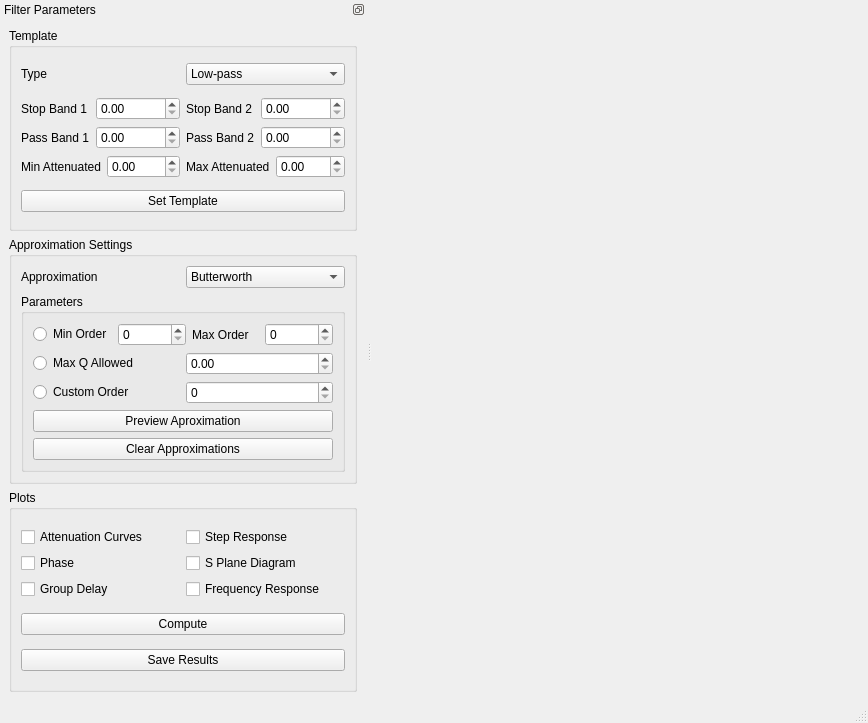
This is FilterTool/FilterTool/resources/FilterToolDesign.ui in tc-grupo-4/TP04 as Qt 5 draws it before an edit. The edited form follows.
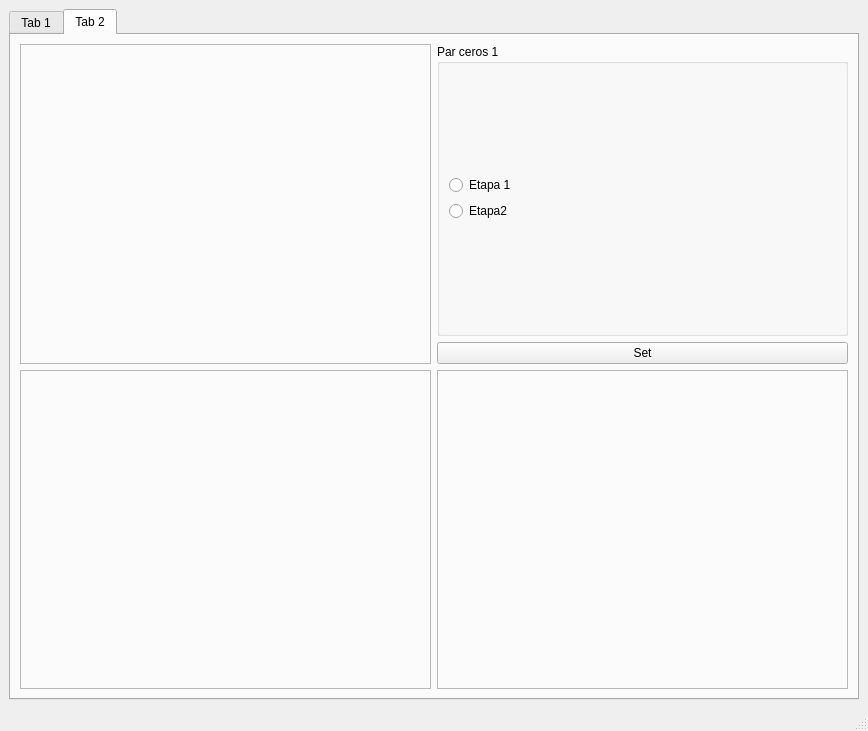
This is the edited form.

```diff
--- a/FilterTool/FilterTool/resources/FilterToolDesign.ui
+++ b/FilterTool/FilterTool/resources/FilterToolDesign.ui
@@ -25,31 +25,29 @@
   <widget class="QWidget" name="centralwidget">
    <layout class="QGridLayout" name="gridLayout_12">
     <item row="0" column="0">
-     <layout class="QVBoxLayout" name="plotsLayout"/>
-    </item>
-   </layout>
-  </widget>
-  <widget class="QMenuBar" name="menubar">
-   <property name="geometry">
-    <rect>
-     <x>0</x>
-     <y>0</y>
-     <width>868</width>
-     <height>26</height>
-    </rect>
-   </property>
-  </widget>
-  <widget class="QStatusBar" name="statusbar"/>
+     <widget class="QTabWidget" name="tabWidget">
+      <property name="currentIndex">
+       <number>1</number>
+      </property>
+      <widget class="QWidget" name="tab">
+       <attribute name="title">
+        <string>Tab 1</string>
+       </attribute>
+       <layout class="QGridLayout" name="gridLayout_2">
+        <item row="0" column="0">
   <widget class="QDockWidget" name="dockWidget">
+          <property name="maximumSize">
+           <size>
+            <width>300</width>
+            <height>524287</height>
+           </size>
+          </property>
    <property name="features">
     <set>QDockWidget::DockWidgetFloatable|QDockWidget::DockWidgetMovable</set>
    </property>
    <property name="windowTitle">
     <string>Filter Parameters</string>
    </property>
-   <attribute name="dockWidgetArea">
-    <number>1</number>
-   </attribute>
    <widget class="QWidget" name="dockWidgetContents">
     <layout class="QGridLayout" name="gridLayout_5">
      <item row="0" column="0">
@@ -440,6 +438,114 @@
     </layout>
    </widget>
   </widget>
+        </item>
+        <item row="0" column="1">
+         <layout class="QVBoxLayout" name="plotsLayout"/>
+        </item>
+       </layout>
+      </widget>
+      <widget class="QWidget" name="tab_2">
+       <attribute name="title">
+        <string>Tab 2</string>
+       </attribute>
+       <layout class="QGridLayout" name="gridLayout_4">
+        <item row="0" column="0">
+         <layout class="QVBoxLayout" name="verticalLayout_5">
+          <item>
+           <layout class="QHBoxLayout" name="horizontalLayout_30">
+            <item>
+             <widget class="QFrame" name="frameTotal">
+              <property name="frameShape">
+               <enum>QFrame::StyledPanel</enum>
+              </property>
+              <property name="frameShadow">
+               <enum>QFrame::Raised</enum>
+              </property>
+             </widget>
+            </item>
+            <item>
+             <layout class="QVBoxLayout" name="paresGroupBoxLayout">
+              <item>
+               <widget class="QGroupBox" name="GroupBoxPar1">
+                <property name="title">
+                 <string>Par ceros 1</string>
+                </property>
+                <layout class="QGridLayout" name="gridLayout_25">
+                 <item row="0" column="0">
+                  <layout class="QVBoxLayout" name="radioButtonLayoutPar1">
+                   <item>
+                    <widget class="QRadioButton" name="radioButtonEtapa1">
+                     <property name="text">
+                      <string>Etapa 1</string>
+                     </property>
+                    </widget>
+                   </item>
+                   <item>
+                    <widget class="QRadioButton" name="radioButtonEtapa2">
+                     <property name="text">
+                      <string>Etapa2</string>
+                     </property>
+                    </widget>
+                   </item>
+                  </layout>
+                 </item>
+                </layout>
+               </widget>
+              </item>
+              <item>
+               <widget class="QPushButton" name="setStagesPushButton">
+                <property name="text">
+                 <string>Set</string>
+                </property>
+               </widget>
+              </item>
+             </layout>
+            </item>
+           </layout>
+          </item>
+          <item>
+           <layout class="QHBoxLayout" name="horizontalLayout_29">
+            <item>
+             <widget class="QFrame" name="frameEtapa1">
+              <property name="frameShape">
+               <enum>QFrame::StyledPanel</enum>
+              </property>
+              <property name="frameShadow">
+               <enum>QFrame::Raised</enum>
+              </property>
+             </widget>
+            </item>
+            <item>
+             <widget class="QFrame" name="frameEtapa2">
+              <property name="frameShape">
+               <enum>QFrame::StyledPanel</enum>
+              </property>
+              <property name="frameShadow">
+               <enum>QFrame::Raised</enum>
+              </property>
+             </widget>
+            </item>
+           </layout>
+          </item>
+         </layout>
+        </item>
+       </layout>
+      </widget>
+     </widget>
+    </item>
+   </layout>
+  </widget>
+  <widget class="QMenuBar" name="menubar">
+   <property name="geometry">
+    <rect>
+     <x>0</x>
+     <y>0</y>
+     <width>868</width>
+     <height>21</height>
+    </rect>
+   </property>
+  </widget>
+  <widget class="QStatusBar" name="statusbar"/>
   <action name="actionParameters">
    <property name="text">
     <string>Parameters</string>
```
Left out of the diff: 2 changed lines with no effect on the pictures. Lines whose indentation alone changed are shown as unchanged.
